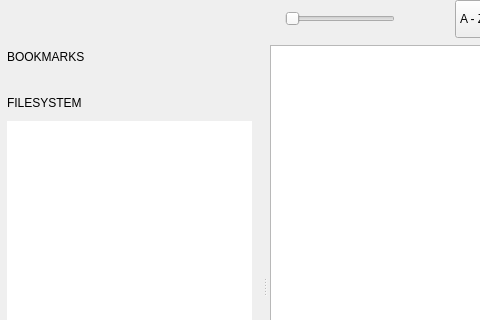
Old version of the form qimgv/gui/folderview/folderview.ui in the repository do-i/thumbgrid; both pictures show x 0 to 480 and y 0 to 320 of the 670 by 534 pixel window.
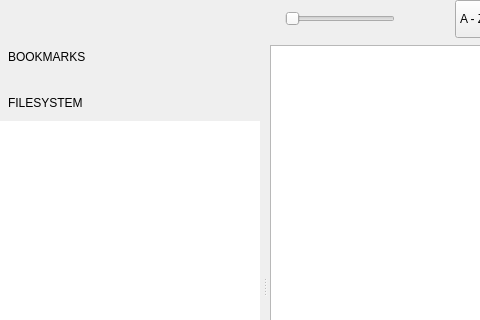
New version of the form. Custom widgets are drawn as their Qt base class.

Commit message: tweak places panel (scrollbar still looks weird)

Diff of the .ui file:
```diff
--- a/qimgv/gui/folderview/folderview.ui
+++ b/qimgv/gui/folderview/folderview.ui
@@ -453,13 +453,13 @@
              <enum>QLayout::SetDefaultConstraint</enum>
             </property>
             <property name="leftMargin">
-             <number>7</number>
+             <number>0</number>
             </property>
             <property name="topMargin">
              <number>7</number>
             </property>
             <property name="rightMargin">
-             <number>8</number>
+             <number>0</number>
             </property>
             <property name="bottomMargin">
              <number>0</number>
@@ -470,13 +470,13 @@
                <number>16</number>
               </property>
               <property name="leftMargin">
-               <number>0</number>
+               <number>8</number>
               </property>
               <property name="topMargin">
                <number>0</number>
               </property>
               <property name="rightMargin">
-               <number>0</number>
+               <number>6</number>
               </property>
               <property name="bottomMargin">
                <number>0</number>
@@ -549,13 +549,13 @@
                <number>16</number>
               </property>
               <property name="leftMargin">
-               <number>0</number>
+               <number>8</number>
               </property>
               <property name="topMargin">
                <number>0</number>
               </property>
               <property name="rightMargin">
-               <number>0</number>
+               <number>6</number>
               </property>
               <property name="bottomMargin">
                <number>0</number>
```
The commit also changes 2 other files.
